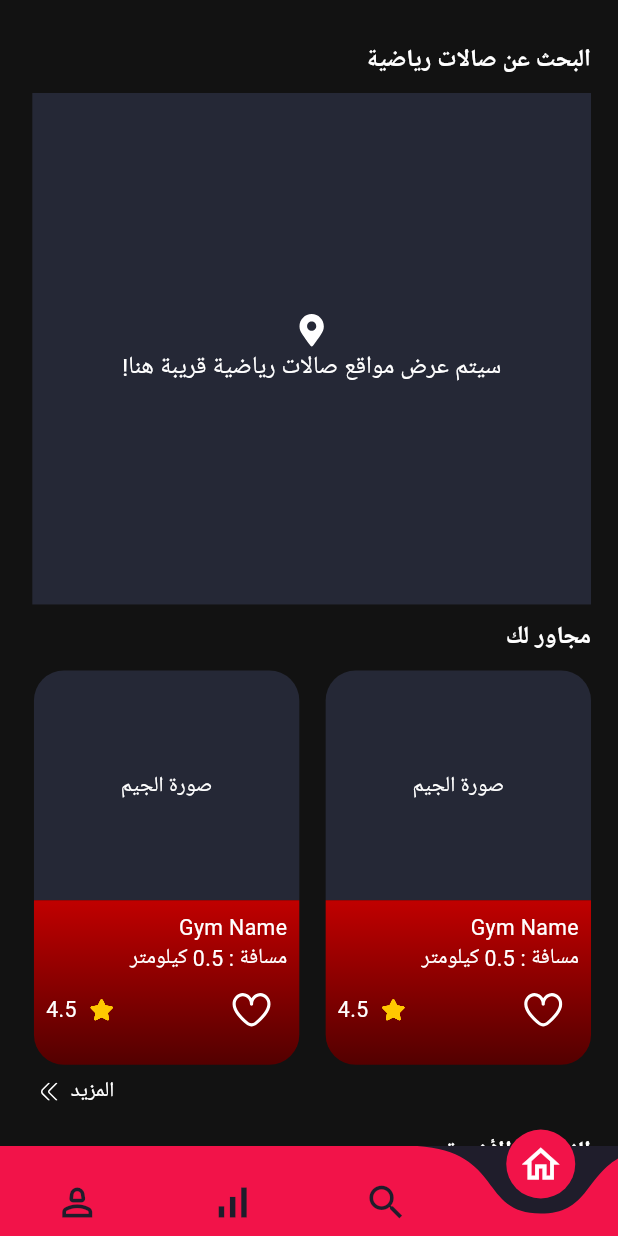
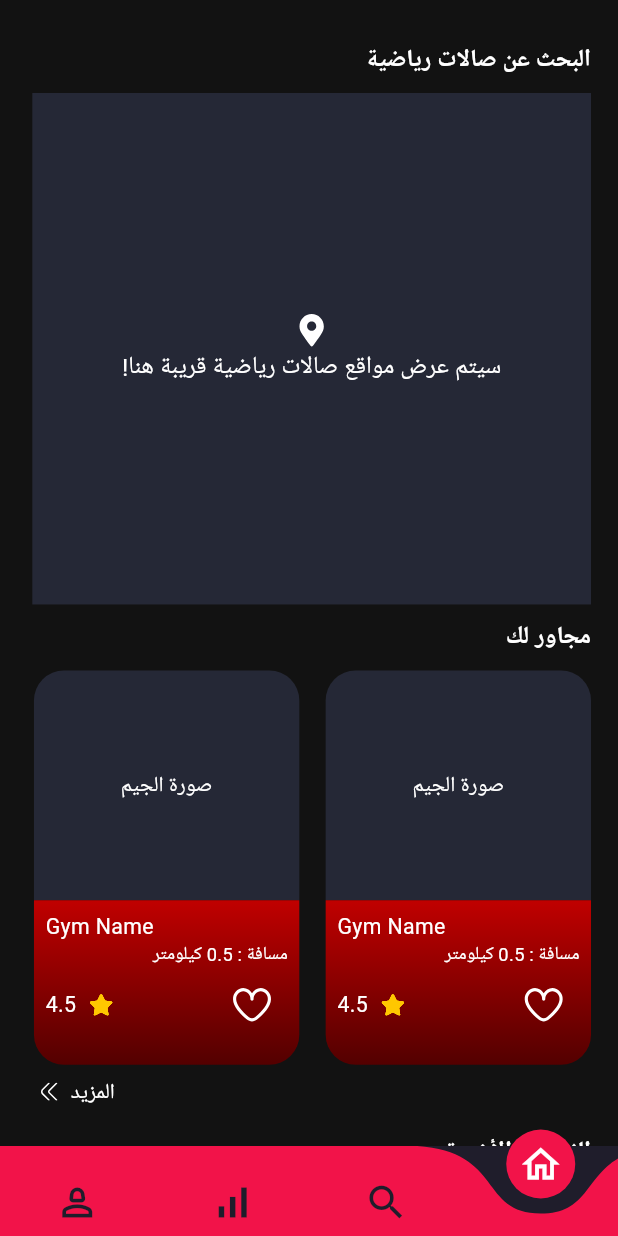
Before and after one commit to muhammedelsepa3y/gymgym, a Flutter app: the screen it shows after launch, after a tap on "تخطي", on a phone screen of 412 x 824 dp. Run offline on Flutter 3.47's test engine with Material 2 defaults, Android fonts, the phone set to English and light mode, and no system bars; drawn by our look-alikes of curved_navigation_bar; our stand-ins replace carousel_slider, contained_tab_bar_view, flutter_bloc, flutter_rating_bar, flutter_svg, google_fonts and 3 more; network calls fail; Roboto replaces fonts that are missing (Cairo).

Commit message:
some edits

```diff
--- a/lib/constants/Routes.dart
+++ b/lib/constants/Routes.dart
@@ -1,4 +1,5 @@
 import 'package:flutter/material.dart';
+import 'package:gymgym/presentation/screens/favourite_screen/favourite_screen.dart';
 import 'package:gymgym/presentation/screens/forget_password/forget_password.dart';
 import 'package:gymgym/presentation/screens/gym_details_screen/details_screen.dart';
 import 'package:gymgym/presentation/screens/home_screen/behind_you_screen.dart';
@@ -36,6 +37,7 @@ class AppRoutes  {
     PhoneEnterScreen.id: (context) =>  PhoneEnterScreen(),
     PhoneOTPScreen.id: (context) =>  PhoneOTPScreen(),
     ProfileEditScreen.id: (context) =>  ProfileEditScreen(),
+    FavouriteScreen.id: (context) =>  FavouriteScreen(),
 
   };
 }
--- a/lib/core/LoadSVGIcons.dart
+++ b/lib/core/LoadSVGIcons.dart
@@ -11,6 +11,11 @@ class CustomSVGLoad{
       SvgAssetLoader(AppAssets.mailIcon),
       SvgAssetLoader(AppAssets.user_nameIcon),
       SvgAssetLoader(AppAssets.mapIcon),
+      SvgAssetLoader(AppAssets.star),
+      SvgAssetLoader(AppAssets.favourite),
+      SvgAssetLoader(AppAssets.doubleArrowLeft),
+      SvgAssetLoader(AppAssets.location),
+
 
     ];
     for(var loader in loaders){
--- a/lib/presentation/screens/favourite_screen/favourite_screen.dart
+++ b/lib/presentation/screens/favourite_screen/favourite_screen.dart
@@ -1,10 +1,11 @@
 import 'package:flutter/material.dart';
 
 import '../../../constants/size_config.dart';
-import '../../widgets/custom_appbar.dart';
 import '../../widgets/home_componant.dart';
+import '../../widgets/shared/custom_appbar.dart';
 class FavouriteScreen extends StatelessWidget {
   const FavouriteScreen({super.key});
+  static String id = "FavouriteScreen";
 
   @override
   Widget build(BuildContext context) {
--- a/lib/presentation/screens/home_screen/behind_you_screen.dart
+++ b/lib/presentation/screens/home_screen/behind_you_screen.dart
@@ -1,8 +1,8 @@
 import 'package:flutter/material.dart';
 
 import '../../../constants/size_config.dart';
-import '../../widgets/custom_appbar.dart';
 import '../../widgets/home_componant.dart';
+import '../../widgets/shared/custom_appbar.dart';
 class BehindYouScreen extends StatelessWidget {
   static String id = "BehindYou";
   const BehindYouScreen({super.key});
--- a/lib/presentation/screens/home_screen/last_visit_screen.dart
+++ b/lib/presentation/screens/home_screen/last_visit_screen.dart
@@ -1,7 +1,7 @@
 import 'package:flutter/material.dart';
 import '../../../constants/size_config.dart';
-import '../../widgets/custom_appbar.dart';
 import '../../widgets/home_componant.dart';
+import '../../widgets/shared/custom_appbar.dart';
 class LastVisitScreen extends StatelessWidget {
   static String id = "LastVisited";
   const LastVisitScreen({super.key});
--- a/lib/presentation/screens/settings_screen/settings_screen.dart
+++ b/lib/presentation/screens/settings_screen/settings_screen.dart
@@ -1,6 +1,7 @@
 import 'package:flutter/material.dart';
 import 'package:google_fonts/google_fonts.dart';
 import 'package:gymgym/constants/AppColors.dart';
+import 'package:gymgym/presentation/screens/favourite_screen/favourite_screen.dart';
 import 'package:gymgym/presentation/screens/profile_screen/profile_screen.dart';
 import 'package:gymgym/presentation/widgets/intro_texts.dart';
 import 'package:gymgym/presentation/widgets/settings_componant.dart';
@@ -30,7 +31,7 @@ class SettingsScreen extends StatelessWidget {
               SettingComponent(title: "الحساب",prefixIcon: Icons.arrow_forward_ios,suffixIcon: Icons.person,onTap: (){Navigator.pushNamed(context, ProfileScreen.id);},),
               const SizedBox(height: 20,),
 
-              SettingComponent(title: "المفضلة",prefixIcon: Icons.arrow_forward_ios,suffixIcon: Icons.favorite_border_outlined,),
+              SettingComponent(title: "المفضلة",prefixIcon: Icons.arrow_forward_ios,suffixIcon: Icons.favorite_border_outlined,onTap: (){Navigator.pushNamed(context, FavouriteScreen.id);},),
               const SizedBox(height: 20,),
 
               SettingComponent(title: "الدعم الفني",prefixIcon: Icons.arrow_forward_ios,suffixIcon: Icons.call,),
--- a/lib/presentation/widgets/home_componant.dart
+++ b/lib/presentation/widgets/home_componant.dart
@@ -5,6 +5,7 @@ import 'package:gymgym/constants/AppAssets.dart';
 import '../../constants/AppColors.dart';
 import '../../constants/AppTextStyle.dart';
 import '../../constants/size_config.dart';
+import '../screens/gym_details_screen/details_screen.dart';
 
 class MoreHomeButton extends StatelessWidget {
   String routeName;
@@ -27,7 +28,7 @@ class MoreHomeButton extends StatelessWidget {
           children: [
             Text(
               "المزيد",
-              style: AppTextStyle.bodyWhiteFont,
+              style: AppTextStyle.bodyWhiteFontWith14,
             ),
             const SizedBox(
               width: 8,
@@ -51,7 +52,11 @@ class DefaultAppContainer extends StatelessWidget {
 
   @override
   Widget build(BuildContext context) {
-    return Column(
+    return InkWell(
+      onTap: () {
+         Navigator.pushNamed(context, DetailScreen.id);
+      },
+      child: Column(
 
         children:[
           Container(
@@ -85,19 +90,24 @@ class DefaultAppContainer extends StatelessWidget {
                   ]),
             ),
             child: Padding(
-            padding: const EdgeInsets.all(8.0),
+              padding:  EdgeInsets.all(7*SizeConfig.horizontalBlock),
               child: Column(
                 crossAxisAlignment: CrossAxisAlignment.start,
                 children: [
-                Text(
+                  Align(
+                    alignment: Alignment.centerLeft,
+                    child: Text(
                       "Gym Name",
+                      textDirection: TextDirection.ltr,
                       style: AppTextStyle.bodyWhiteFontWith14,
+                    ),
                   ),
                   Text(
                     "مسافة : 0.5 كيلومتر",
-                  style: AppTextStyle.bodyWhiteFontWith14,
+                    style: AppTextStyle.bodyWhiteFontWith12,
                   ),
                   Row(
+                    mainAxisAlignment: MainAxisAlignment.center,
                     children: [
                       IconButton(
                         icon: SvgPicture.asset(
@@ -128,6 +138,7 @@ class DefaultAppContainer extends StatelessWidget {
             ),
           ),
         ]
+      ),
     );
   }
 }
```
Lines whose indentation alone changed are shown as unchanged.
